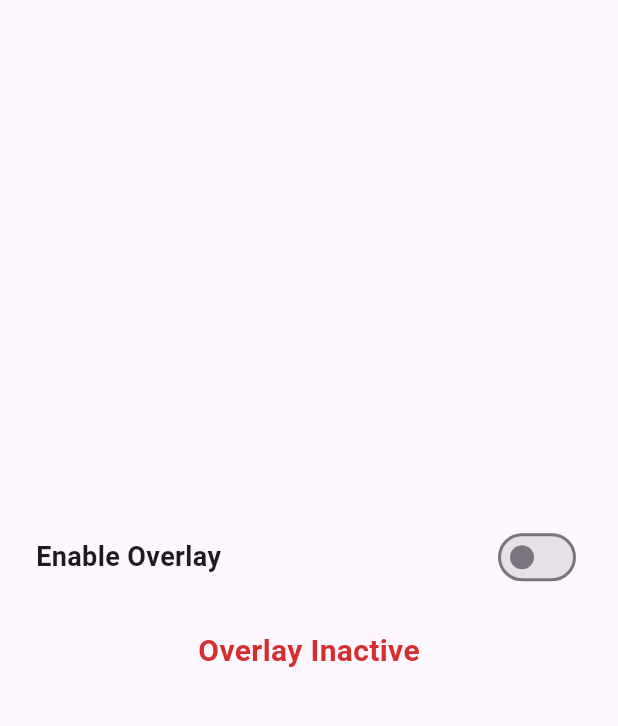
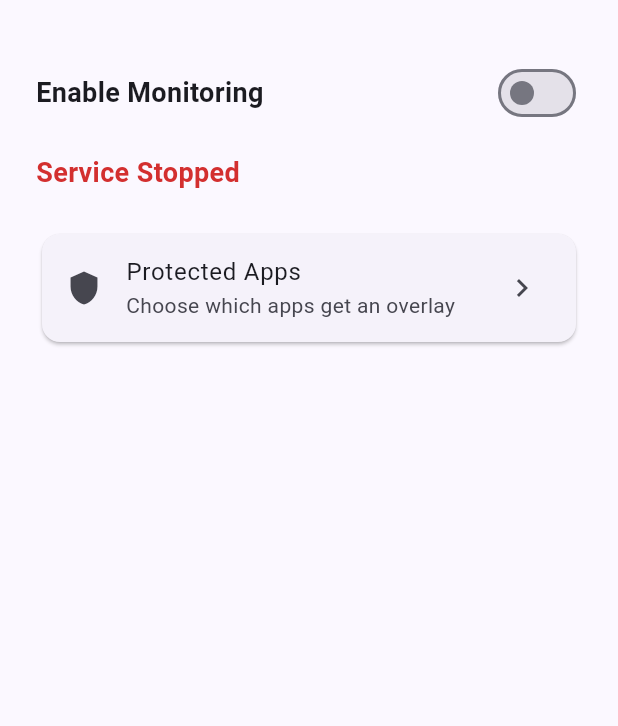
Before and after one commit to KiloMikeTango/Privacy-Protection, a Flutter app: the screen it shows after launch, on a phone screen of 412 x 824 dp, the part 63-789 px from its top. Run offline on Flutter 3.47's test engine with Material 3 defaults, Android fonts, the phone set to English and light mode, and no system bars.

Commit message:
Custom app activate

```diff
--- a/lib/main.dart
+++ b/lib/main.dart
@@ -1,5 +1,7 @@
 import 'package:flutter/material.dart';
-import 'package:flutter/services.dart';
+
+import 'screens/home_screen.dart';
+import 'screens/protected_apps_screen.dart';
 
 void main() {
   runApp(const PrivacyProtectionApp());
@@ -10,115 +12,17 @@ class PrivacyProtectionApp extends StatelessWidget {
 
   @override
   Widget build(BuildContext context) {
-    return const MaterialApp(
+    return MaterialApp(
       title: 'Privacy Protection',
-      home: OverlayScreen(),
+      theme: ThemeData(
+        colorScheme: ColorScheme.fromSeed(seedColor: Colors.indigo),
+        useMaterial3: true,
+      ),
+      routes: {
+        '/': (_) => const HomeScreen(),
+        '/protected': (_) => const ProtectedAppsScreen(),
+      },
+      initialRoute: '/',
     );
   }
 }
-
-class OverlayScreen extends StatefulWidget {
-  const OverlayScreen({super.key});
-
-  @override
-  State<OverlayScreen> createState() => _OverlayScreenState();
-}
-
-class _OverlayScreenState extends State<OverlayScreen> {
-  static const MethodChannel _channel = MethodChannel('privacy_protection');
-  bool _active = false;
-  bool _busy = false;
-  String _message = '';
-
-  @override
-  void initState() {
-    super.initState();
-    _refreshState();
-  }
-
-  Future<void> _refreshState() async {
-    try {
-      final bool active =
-          await _channel.invokeMethod<bool>('isOverlayActive') ?? false;
-      setState(() => _active = active);
-    } catch (e) {
-      setState(() => _message = 'Status error: $e');
-    }
-  }
-
-  Future<void> _toggle(bool value) async {
-    if (_busy) return;
-    setState(() {
-      _busy = true;
-      _message = '';
-    });
-    try {
-      if (value) {
-        final bool granted =
-            await _channel.invokeMethod<bool>('enableOverlay') ?? false;
-        if (!granted) {
-          setState(() {
-            _message =
-                'Please grant “Draw over other apps” and “Usage Access” permissions.';
-          });
-        }
-      } else {
-        await _channel.invokeMethod('disableOverlay');
-      }
-      await _refreshState();
-    } catch (e) {
-      setState(() => _message = 'Operation error: $e');
-    } finally {
-      setState(() => _busy = false);
-    }
-  }
-
-  @override
-  Widget build(BuildContext context) {
-    return Scaffold(
-      appBar: AppBar(
-        title: const Text('Privacy Protection'),
-        centerTitle: true,
-      ),
-      body: Padding(
-        padding: const EdgeInsets.all(24),
-        child: Column(
-          mainAxisAlignment: MainAxisAlignment.center,
-          children: [
-            Row(
-              mainAxisAlignment: MainAxisAlignment.spaceBetween,
-              children: [
-                const Text(
-                  'Enable Overlay',
-                  style: TextStyle(fontSize: 18, fontWeight: FontWeight.w600),
-                ),
-                Switch(
-                  value: _active,
-                  onChanged: _busy ? null : _toggle,
-                  materialTapTargetSize: MaterialTapTargetSize.padded,
-                ),
-              ],
-            ),
-            const SizedBox(height: 24),
-            Text(
-              _active ? 'Overlay Active' : 'Overlay Inactive',
-              style: TextStyle(
-                fontSize: 20,
-                fontWeight: FontWeight.bold,
-                color: _active ? Colors.green.shade700 : Colors.red.shade700,
-              ),
-            ),
-            if (_message.isNotEmpty) ...[
-              const SizedBox(height: 12),
-              Text(
-                _message,
-                textAlign: TextAlign.center,
-                style: const TextStyle(color: Colors.orange),
-              ),
-            ],
-          ],
-        ),
-      ),
-    );
-  }
-}
--- /dev/null
+++ b/lib/screens/home_screen.dart
@@ -0,0 +1,115 @@
+import 'package:flutter/material.dart';
+import 'package:flutter/services.dart';
+
+class HomeScreen extends StatefulWidget {
+  const HomeScreen({super.key});
+
+  @override
+  State<HomeScreen> createState() => _HomeScreenState();
+}
+
+class _HomeScreenState extends State<HomeScreen> {
+  static const MethodChannel _channel = MethodChannel('privacy_protection');
+  bool _running = false;
+  bool _busy = false;
+  String _message = '';
+
+  @override
+  void initState() {
+    super.initState();
+    _refresh();
+  }
+
+  Future<void> _refresh() async {
+    try {
+      final bool active = await _channel.invokeMethod<bool>('isOverlayActive') ?? false;
+      setState(() => _running = active);
+    } catch (e) {
+      setState(() => _message = 'Status error: $e');
+    }
+  }
+
+  Future<void> _toggle(bool value) async {
+    if (_busy) return;
+    setState(() {
+      _busy = true;
+      _message = '';
+    });
+    try {
+      if (value) {
+        final bool ok = await _channel.invokeMethod<bool>('enableOverlay') ?? false;
+        if (!ok) {
+          setState(() {
+            _message = 'Grant “Draw over other apps”, “Usage Access”, and notifications (Android 13+).';
+          });
+        }
+      } else {
+        await _channel.invokeMethod('disableOverlay');
+      }
+      await _refresh();
+    } catch (e) {
+      setState(() => _message = 'Operation error: $e');
+    } finally {
+      setState(() => _busy = false);
+    }
+  }
+
+  @override
+  Widget build(BuildContext context) {
+    return Scaffold(
+      appBar: AppBar(
+        title: const Text('Privacy Protection'),
+        centerTitle: true,
+      ),
+      body: Padding(
+        padding: const EdgeInsets.all(24),
+        child: Column(
+          crossAxisAlignment: CrossAxisAlignment.start,
+          children: [
+            Row(
+              mainAxisAlignment: MainAxisAlignment.spaceBetween,
+              children: [
+                const Text(
+                  'Enable Monitoring',
+                  style: TextStyle(fontSize: 18, fontWeight: FontWeight.w600),
+                ),
+                Switch(
+                  value: _running,
+                  onChanged: _busy ? null : _toggle,
+                  materialTapTargetSize: MaterialTapTargetSize.padded,
+                ),
+              ],
+            ),
+            const SizedBox(height: 16),
+            Text(
+              _running ? 'Service Running' : 'Service Stopped',
+              style: TextStyle(
+                fontSize: 18,
+                fontWeight: FontWeight.bold,
+                color: _running ? Colors.green.shade700 : Colors.red.shade700,
+              ),
+            ),
+            if (_message.isNotEmpty) ...[
+              const SizedBox(height: 12),
+              Text(
+                _message,
+                textAlign: TextAlign.center,
+                style: const TextStyle(color: Colors.orange),
+              ),
+            ],
+            const SizedBox(height: 24),
+            Card(
+              child: ListTile(
+                leading: const Icon(Icons.shield),
+                title: const Text('Protected Apps'),
+                subtitle: const Text('Choose which apps get an overlay'),
+                trailing: const Icon(Icons.chevron_right),
+                onTap: () => Navigator.of(context).pushNamed('/protected'),
+              ),
+            ),
+          ],
+        ),
+      ),
+    );
+  }
+}
```
Also changed, not shown: lib/screens/protected_apps_screen.dart (added, +130 -0 lines), 2 other files.
